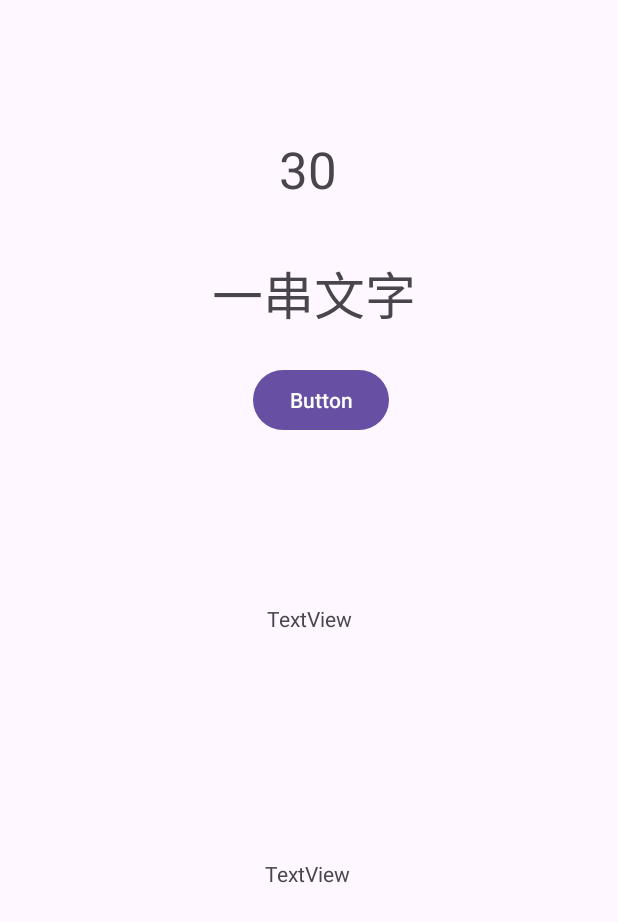
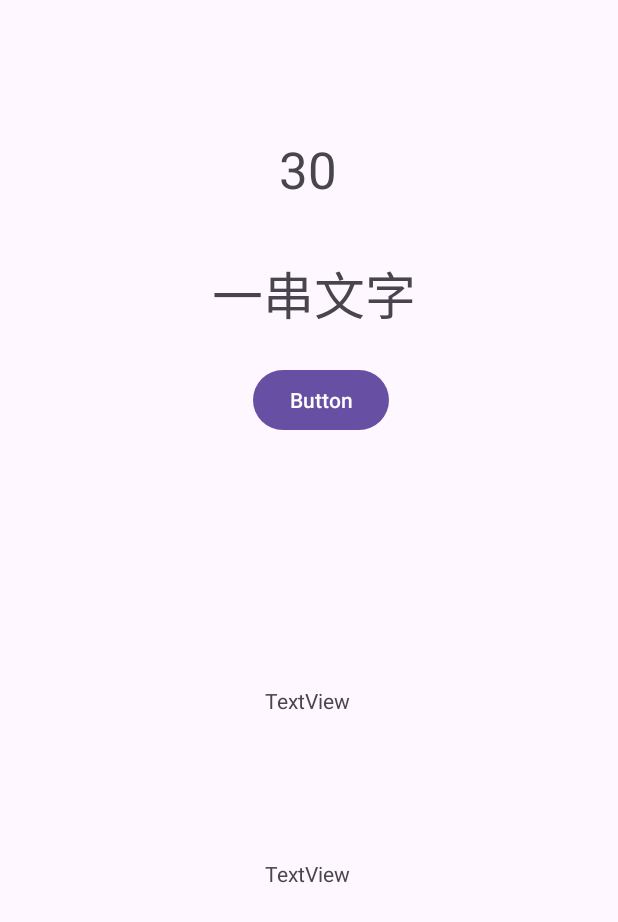
Before and after one commit to D1204459/desktopAndroid, an Android app: the screen it shows after launch (MainActivity), on a phone screen of 412 x 824 dp. Shown: the top 922 px of the screen. Run offline under Robolectric (Android 15) with nearby library versions, the phone set to English and light mode, and no system bars.

Commit message:
監聽事件觸發完整版2

```diff
--- a/0731/app/src/main/res/layout/activity_main.xml
+++ b/0731/app/src/main/res/layout/activity_main.xml
@@ -8,6 +8,7 @@
     tools:context=".MainActivity">
 
     <TextView
+        android:id="@+id/textView"
         android:layout_width="wrap_content"
         android:layout_height="wrap_content"
         android:text="30"
@@ -24,7 +25,6 @@
         android:layout_width="164dp"
         android:layout_height="53dp"
         android:gravity="center|top"
-        android:onClick="onClick"
         android:text="一串文字"
         android:textSize="34sp"
         app:layout_constraintBottom_toBottomOf="parent"
@@ -48,17 +48,19 @@
         app:layout_constraintVertical_bias="0.313" />
 
     <TextView
-        android:id="@+id/textView2"
+        android:id="@+id/action"
         android:layout_width="wrap_content"
         android:layout_height="wrap_content"
         android:text="TextView"
         app:layout_constraintBottom_toBottomOf="parent"
         app:layout_constraintEnd_toEndOf="parent"
+        app:layout_constraintHorizontal_bias="0.498"
         app:layout_constraintStart_toStartOf="parent"
-        app:layout_constraintTop_toTopOf="parent" />
+        app:layout_constraintTop_toTopOf="parent"
+        app:layout_constraintVertical_bias="0.568" />
 
     <TextView
-        android:id="@+id/textView3"
+        android:id="@+id/position"
         android:layout_width="wrap_content"
         android:layout_height="wrap_content"
         android:text="TextView"
```
Also changed, not shown: 0731/app/src/main/java/com/example/a0731/MainActivity.java (+50 -10 lines).
